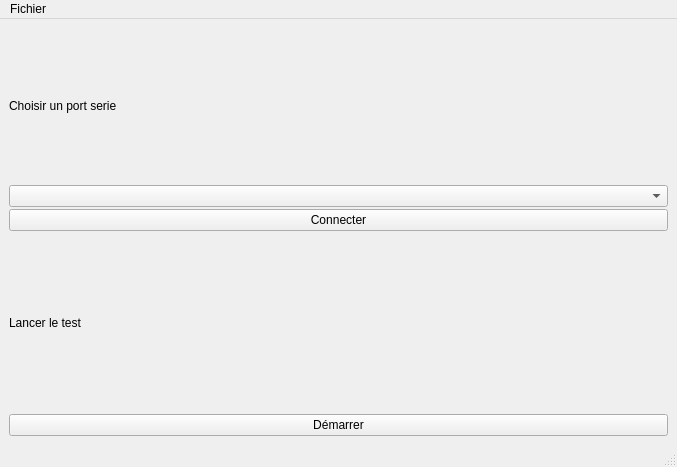
First picture: the form in chenillard/mainWindow.ui, repository MaxPhilb/epicArduino, before the edit.
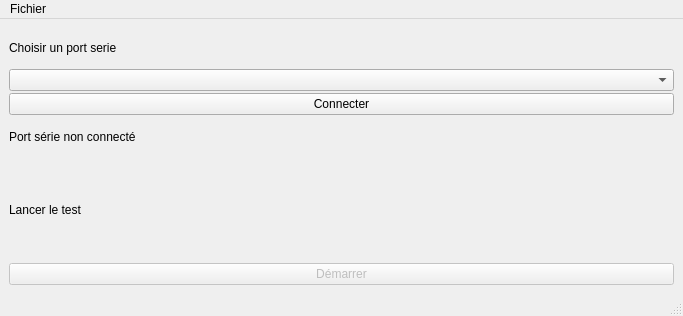
Second picture: the form after the edit.

Commit message: thread deb

```diff
--- a/chenillard/mainWindow.ui
+++ b/chenillard/mainWindow.ui
@@ -6,8 +6,8 @@
    <rect>
     <x>0</x>
     <y>0</y>
-    <width>677</width>
-    <height>467</height>
+    <width>683</width>
+    <height>316</height>
    </rect>
   </property>
   <property name="windowTitle">
@@ -53,6 +53,13 @@
             </property>
            </widget>
           </item>
+          <item>
+           <widget class="QLabel" name="etatSerial">
+            <property name="text">
+             <string>Port série non connecté</string>
+            </property>
+           </widget>
+          </item>
          </layout>
         </item>
        </layout>
@@ -70,6 +77,9 @@
           </item>
           <item>
            <widget class="QPushButton" name="startChen">
+            <property name="enabled">
+             <bool>false</bool>
+            </property>
             <property name="text">
              <string>Démarrer</string>
             </property>
@@ -88,7 +98,7 @@
     <rect>
      <x>0</x>
      <y>0</y>
-     <width>677</width>
+     <width>683</width>
      <height>26</height>
     </rect>
    </property>
```
The commit also changes 1 other file.
